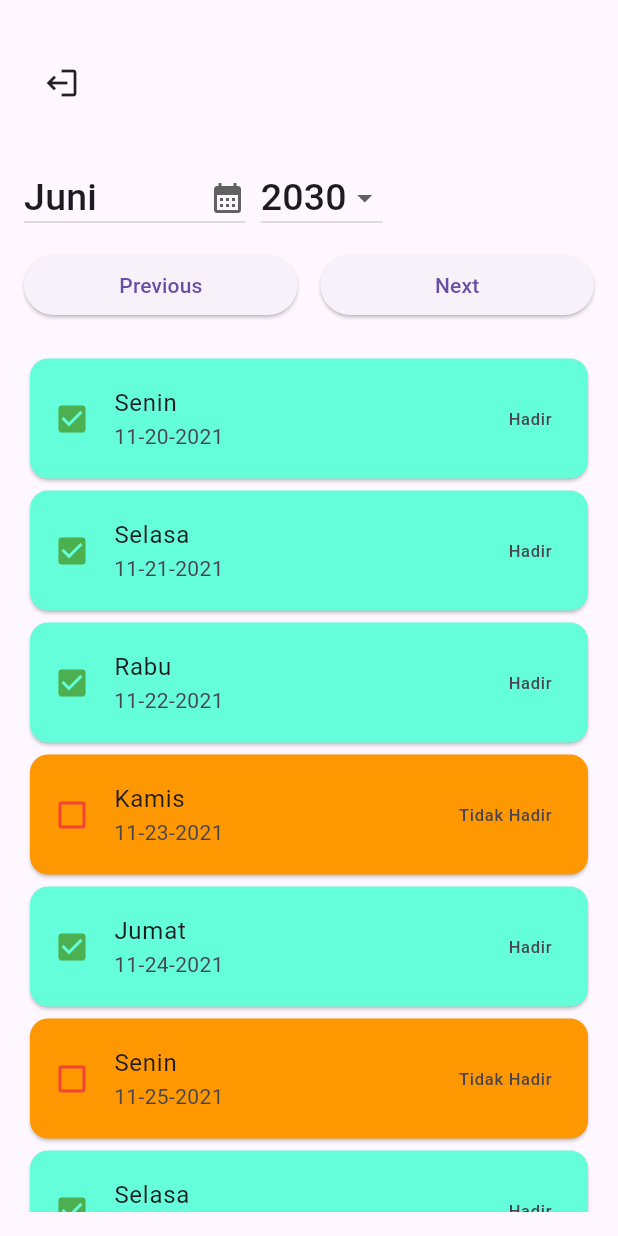
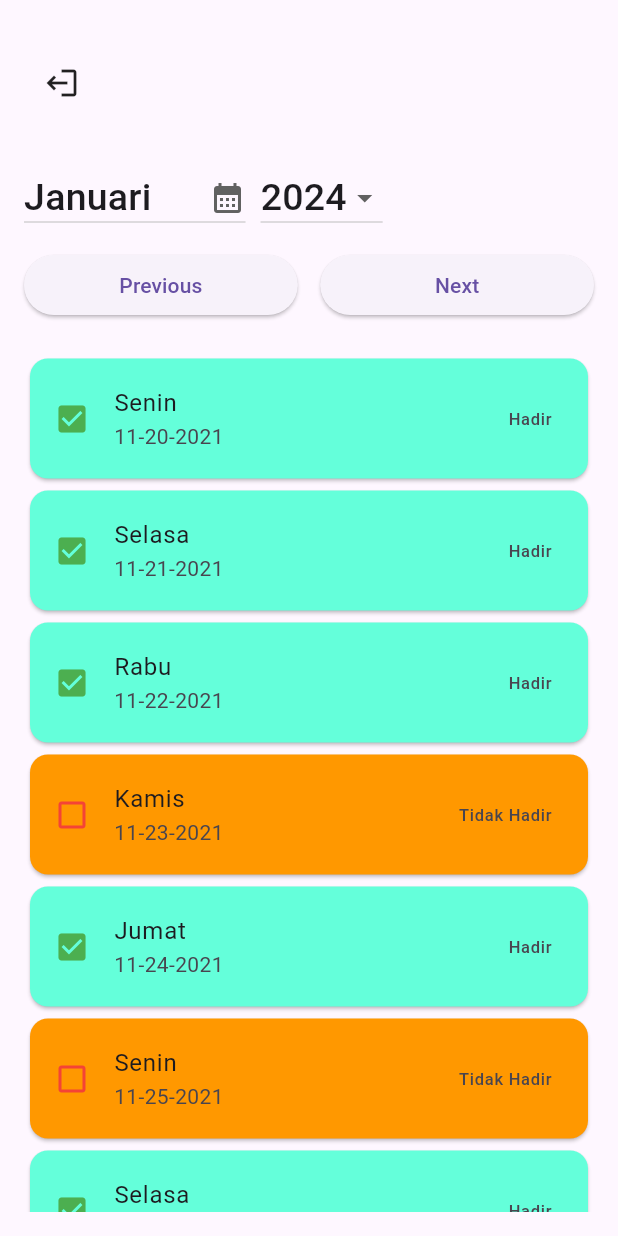
Before and after one commit to Wiratama23/Monitor-Absensi-Murid, a Flutter app: the AttendanceSiswa screen opened by its route, on a phone screen of 412 x 824 dp. Run offline on Flutter 3.47's test engine with Material 3 defaults, Android fonts, the phone set to English and light mode, and no system bars; our stand-ins replace get; missing offline and left inert: dart:ffi.

```diff
--- a/lib/screen/attendances/controller.dart
+++ b/lib/screen/attendances/controller.dart
@@ -2,10 +2,13 @@ import 'dart:ffi';
 
 import 'package:flutter/material.dart';
 import 'package:get/get.dart';
+import 'package:intl/intl.dart';
 
 class AttendanceController extends GetxController {
-  final RxInt currentMonthIndex = 5.obs;
-  final RxInt currentYear = 2030.obs;
+  // final RxInt currentMonthIndex = 5.obs;
+  // final RxInt currentYear = 2030.obs;
+  final RxInt currentMonthIndex = (DateTime.now().month - 1).obs;
+  final RxInt currentYear = DateTime.now().year.obs;
   List<int> years = [];
 
   // List of months
--- a/pubspec.yaml
+++ b/pubspec.yaml
@@ -39,6 +39,7 @@ dependencies:
   http: ^1.1.2
   shared_preferences: ^2.2.2
   datepicker_dropdown: ^0.0.9
+  intl: ^0.19.0
 
 dev_dependencies:
   flutter_test:
```
Also changed, not shown: pubspec.lock.
